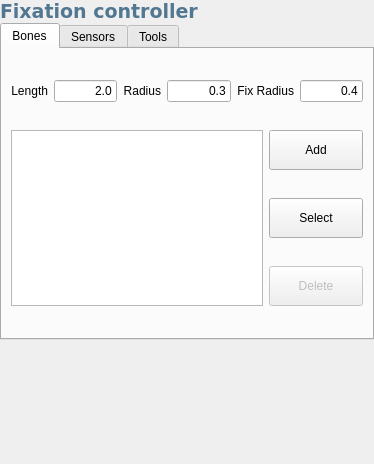
Qt form src/genelab/core/ui/widgets/entities/fixationproperties.ui (GeneCraft/GeneCraft-Project) before a commit.
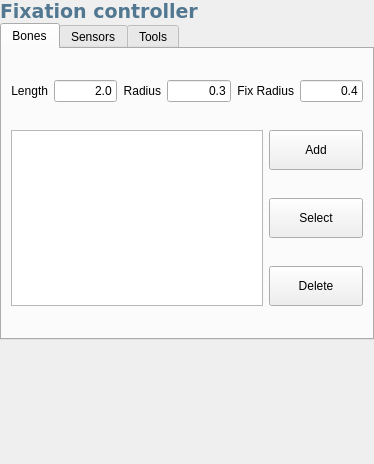
The same form after that commit. The open tabs and pages were chosen to show the change. Icons and pictures are not drawn.

Diff of the .ui file:
```diff
--- a/src/genelab/core/ui/widgets/entities/fixationproperties.ui
+++ b/src/genelab/core/ui/widgets/entities/fixationproperties.ui
@@ -172,7 +172,7 @@
        <item row="3" column="5" colspan="2">
         <widget class="QPushButton" name="pbRemoveBone">
          <property name="enabled">
-          <bool>false</bool>
+          <bool>true</bool>
          </property>
          <property name="minimumSize">
           <size>
```
Left out of the diff: 2 changed lines with no effect on the pictures.
